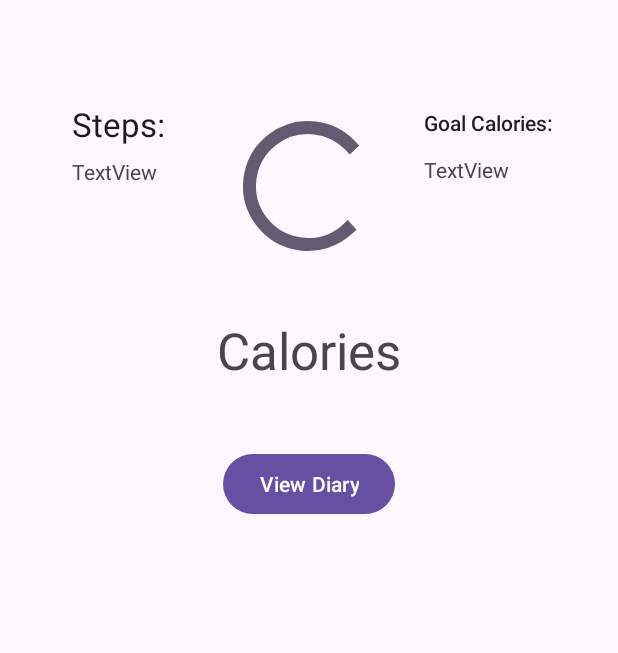
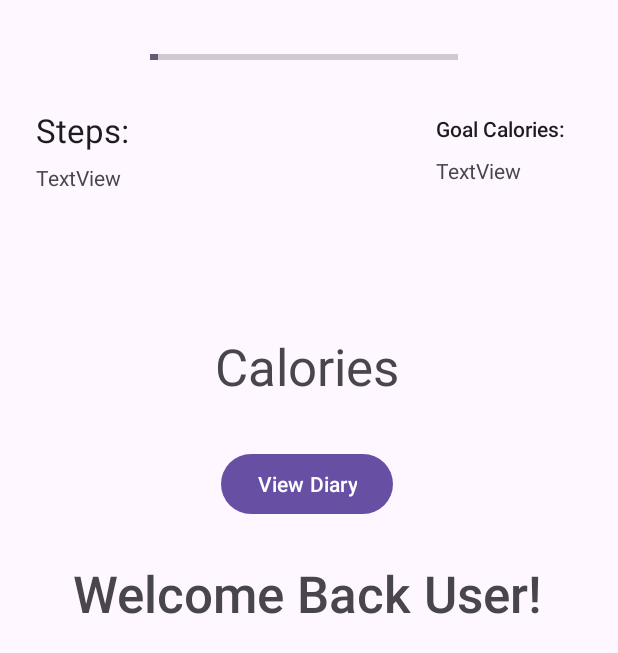
Before and after one commit to jtschida2/Weight-Loss-Application-F2023, an Android app: the screen it shows after launch (MainActivity), on a phone screen of 412 x 824 dp. Shown: the top 653 px of the screen. Run offline under Robolectric (Android 15) with nearby library versions, the light colour scheme and no system bars.

Commit message:
-First Sprint Finish

```diff
--- /dev/null
+++ b/app/src/main/java/CIS3334/weightlossapplication/Food.java
@@ -0,0 +1,37 @@
+package CIS3334.weightlossapplication;
+
+public class Food {
+    private String foodName;
+    private Double serving, protein, carb, sodium, caloriesPerServing;
+
+    public Food(String foodName, Double caloriesPerServing, Double protein, Double carb, Double sodium, Double serving){
+        this.foodName = foodName;
+        this.caloriesPerServing = caloriesPerServing;
+        this.protein = protein;
+        this.carb = carb;
+        this.sodium = sodium;
+        this.serving = serving;
+    }
+
+    public Double getProtein(){
+        Double total = serving * protein;
+        return total;
+    }
+
+    public Double getCarb(){
+        Double total = serving * carb;
+        return total;
+    }
+
+    public Double getSodium(){
+        Double total = serving * sodium;
+        return total;
+    }
+
+    public Double getCalories(){
+        Double total = serving * caloriesPerServing;
+        return total;
+    }
+
+
+}
--- a/app/src/main/java/CIS3334/weightlossapplication/MainActivity.java
+++ b/app/src/main/java/CIS3334/weightlossapplication/MainActivity.java
@@ -3,12 +3,51 @@ package CIS3334.weightlossapplication;
 import androidx.appcompat.app.AppCompatActivity;
 
 import android.os.Bundle;
+import android.view.View;
+import android.widget.Button;
+import android.widget.ProgressBar;
+import android.widget.TextView;
 
 public class MainActivity extends AppCompatActivity {
+    TextView textViewSteps, textViewCalories, textViewGoalCalories;
+    Button viewDiaryButton;
+    ProgressBar progressBarCalories;
+
 
     @Override
     protected void onCreate(Bundle savedInstanceState) {
         super.onCreate(savedInstanceState);
         setContentView(R.layout.activity_main);
+        setupDiaryButton();
+        setupProgressBar();
+        setupTextViews();
+    }
+
+
+    private void setupTextViews() {
+        textViewCalories = findViewById(R.id.TextViewCalories);
+        textViewSteps = findViewById(R.id.TextViewSteps);
+        textViewGoalCalories = findViewById(R.id.TextViewGoalCalories);
+    }
+
+    private void setupProgressBar() {
+        progressBarCalories = findViewById(R.id.progressBarCalories);
+        progressBarCalories.setMax(2000);                                    //Integer.parseInt(textViewGoalCalories.toString()));  //sets max value of progress bar
+        progressBarCalories.setProgress(50);                           //Integer.parseInt(textViewCalories.toString()));
+    /*TODO *Find out code for progress bar, and code ability for it to be modified using:
+            -STEPS
+            -FOOD EATEN
+            -GOAL - food + exercise
+    */
+    }
+
+    private void setupDiaryButton() {
+        viewDiaryButton = findViewById(R.id.ButtonViewDiary);
+        viewDiaryButton.setOnClickListener(new View.OnClickListener() {
+            @Override
+            public void onClick(View v) {
+                //TODO add onClick functionality to button to get to another page?
+            }
+        });
     }
 }
--- /dev/null
+++ b/app/src/main/java/CIS3334/weightlossapplication/Meal.java
@@ -0,0 +1,8 @@
+package CIS3334.weightlossapplication;
+
+import java.util.ArrayList;
+import java.util.List;
+
+public class Meal {
+    List<Food> foodList = new ArrayList<>();
+}
--- a/app/src/main/res/layout/activity_main.xml
+++ b/app/src/main/res/layout/activity_main.xml
@@ -8,29 +8,15 @@
 
     <TextView
         android:id="@+id/TextViewCalories"
-        android:layout_width="wrap_content"
-        android:layout_height="wrap_content"
+        android:layout_width="126dp"
+        android:layout_height="47dp"
         android:layout_marginBottom="555dp"
         android:text="Calories"
         android:textAppearance="@style/TextAppearance.AppCompat.Display1"
         app:layout_constraintBottom_toBottomOf="parent"
         app:layout_constraintEnd_toEndOf="parent"
-        app:layout_constraintStart_toStartOf="parent"
-        app:layout_constraintTop_toBottomOf="@+id/progressBarCalories"
-        app:layout_constraintVertical_bias="0.22" />
-
-    <ProgressBar
-        android:id="@+id/progressBarCalories"
-        style="?android:attr/progressBarStyle"
-        android:layout_width="104dp"
-        android:layout_height="0dp"
-        android:layout_marginTop="41dp"
-        android:layout_marginBottom="92dp"
-        app:layout_constraintBottom_toTopOf="@+id/ButtonViewDiary"
-        app:layout_constraintEnd_toEndOf="parent"
-        app:layout_constraintHorizontal_bias="0.498"
-        app:layout_constraintStart_toStartOf="parent"
-        app:layout_constraintTop_toTopOf="parent" />
+        app:layout_constraintHorizontal_bias="0.5"
+        app:layout_constraintStart_toStartOf="parent" />
 
     <TextView
         android:id="@+id/TextViewSteps"
@@ -45,8 +31,8 @@
         android:id="@+id/steps"
         android:layout_width="wrap_content"
         android:layout_height="wrap_content"
-        android:layout_marginStart="48dp"
-        android:layout_marginTop="68dp"
+        android:layout_marginStart="24dp"
+        android:layout_marginTop="72dp"
         android:text="Steps:"
         android:textAppearance="@style/TextAppearance.AppCompat.Large"
         app:layout_constraintStart_toStartOf="parent"
@@ -56,7 +42,7 @@
         android:id="@+id/TextViewGoalCalories"
         android:layout_width="wrap_content"
         android:layout_height="wrap_content"
-        android:layout_marginTop="7dp"
+        android:layout_marginTop="4dp"
         android:text="TextView"
         app:layout_constraintStart_toStartOf="@+id/goalCalories"
         app:layout_constraintTop_toBottomOf="@+id/goalCalories" />
@@ -65,8 +51,8 @@
         android:id="@+id/goalCalories"
         android:layout_width="105dp"
         android:layout_height="24dp"
-        android:layout_marginTop="72dp"
-        android:layout_marginEnd="24dp"
+        android:layout_marginTop="76dp"
+        android:layout_marginEnd="16dp"
         android:text="Goal Calories:"
         android:textAppearance="@style/TextAppearance.AppCompat.Body2"
         app:layout_constraintEnd_toEndOf="parent"
@@ -80,7 +66,54 @@
         android:layout_marginBottom="477dp"
         android:text="View Diary"
         app:layout_constraintBottom_toBottomOf="parent"
-        app:layout_constraintStart_toStartOf="@+id/TextViewCalories"
-        app:layout_constraintTop_toBottomOf="@+id/progressBarCalories" />
+        app:layout_constraintStart_toStartOf="@+id/TextViewCalories" />
+
+    <ProgressBar
+        android:id="@+id/progressBarCalories"
+        style="@style/Widget.AppCompat.ProgressBar.Horizontal"
+        android:layout_width="205dp"
+        android:layout_height="0dp"
+        android:layout_marginStart="100dp"
+        android:layout_marginTop="16dp"
+        android:layout_marginBottom="16dp"
+        android:max="100"
+        android:progress="60"
+        app:layout_constraintBottom_toTopOf="@+id/goalCalories"
+        app:layout_constraintStart_toStartOf="parent"
+        app:layout_constraintTop_toTopOf="parent" />
+
+    <TextView
+        android:id="@+id/TextViewWelcomeUser"
+        android:layout_width="wrap_content"
+        android:layout_height="wrap_content"
+        android:layout_marginTop="26dp"
+        android:fontFamily="sans-serif-medium"
+        android:text="Welcome Back User!"
+        android:textAppearance="@style/TextAppearance.AppCompat.Display1"
+        app:layout_constraintEnd_toEndOf="parent"
+        app:layout_constraintHorizontal_bias="0.494"
+        app:layout_constraintStart_toStartOf="parent"
+        app:layout_constraintTop_toBottomOf="@+id/ButtonViewDiary" />
+
+    <ScrollView
+        android:id="@+id/scrollView2"
+        android:layout_width="0dp"
+        android:layout_height="0dp"
+        android:layout_marginStart="1dp"
+        android:layout_marginTop="2dp"
+        android:layout_marginEnd="1dp"
+        android:layout_marginBottom="2dp"
+        app:layout_constraintBottom_toBottomOf="parent"
+        app:layout_constraintEnd_toEndOf="parent"
+        app:layout_constraintStart_toStartOf="parent"
+        app:layout_constraintTop_toTopOf="parent">
+
+        <LinearLayout
+            android:layout_width="match_parent"
+            android:layout_height="wrap_content"
+            android:orientation="vertical" />
+    </ScrollView>
+
+    <!--custom progress drawable for progress mode-->
 
 </androidx.constraintlayout.widget.ConstraintLayout>
```
